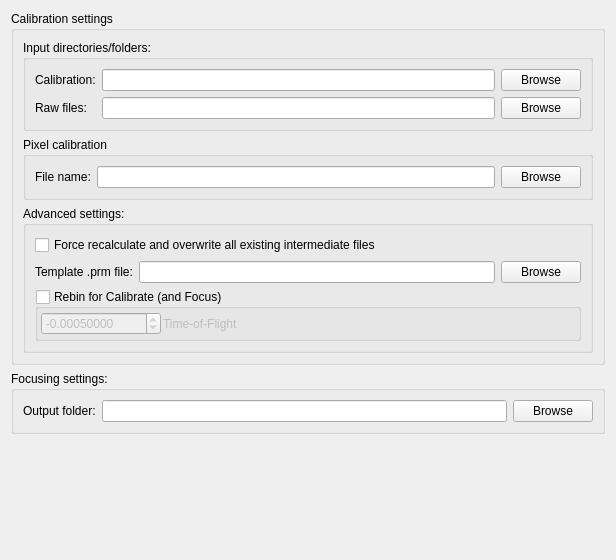
mantidproject/mantid, file MantidQt/CustomInterfaces/inc/MantidQtCustomInterfaces/EnggDiffraction/EnggDiffractionQtTabSettings.ui: the form before one commit.
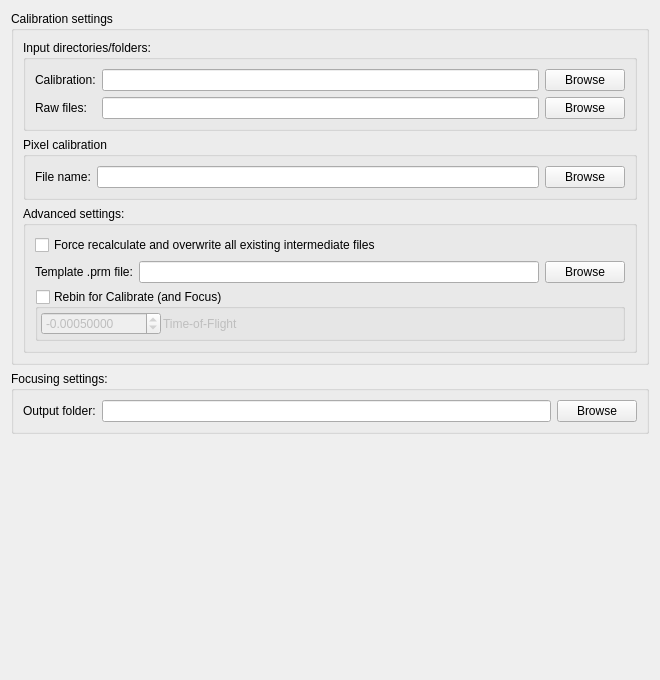
The form after the commit.

Commit message: more uniform tab size and widget sizes, re #16087

```diff
--- a/MantidQt/CustomInterfaces/inc/MantidQtCustomInterfaces/EnggDiffraction/EnggDiffractionQtTabSettings.ui
+++ b/MantidQt/CustomInterfaces/inc/MantidQtCustomInterfaces/EnggDiffraction/EnggDiffractionQtTabSettings.ui
@@ -6,8 +6,8 @@
    <rect>
     <x>0</x>
     <y>0</y>
-    <width>616</width>
-    <height>560</height>
+    <width>660</width>
+    <height>680</height>
    </rect>
   </property>
   <property name="windowTitle">
```
The commit also changes 4 other files.
